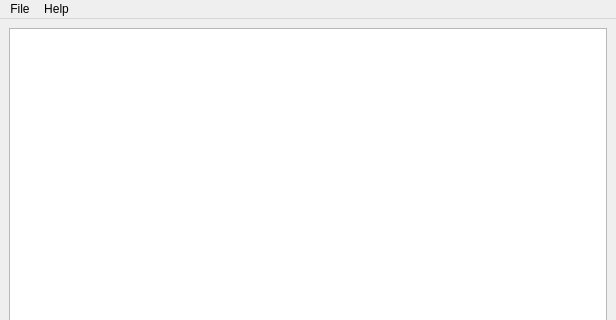
Above: chatai/pyqt/chatbot.ui from Capsize-Games/chatai before the change; both pictures show x 0 to 616 and y 0 to 320 of the 616 by 666 pixel window. Below: the same form after it.
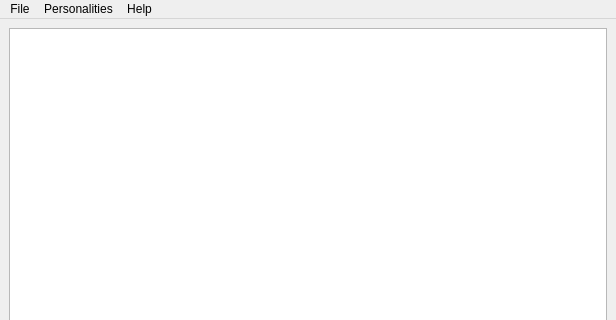
That is the form after the change.

What changed in the file:
```diff
--- a/chatai/pyqt/chatbot.ui
+++ b/chatai/pyqt/chatbot.ui
@@ -219,7 +219,13 @@
     <addaction name="actionSave"/>
     <addaction name="actionQuit"/>
    </widget>
+   <widget class="QMenu" name="menuPersonalities">
+    <property name="title">
+     <string>Personalities</string>
+    </property>
+   </widget>
    <addaction name="menuFile"/>
+   <addaction name="menuPersonalities"/>
    <addaction name="menuHelp"/>
   </widget>
   <widget class="QStatusBar" name="statusbar"/>
```
